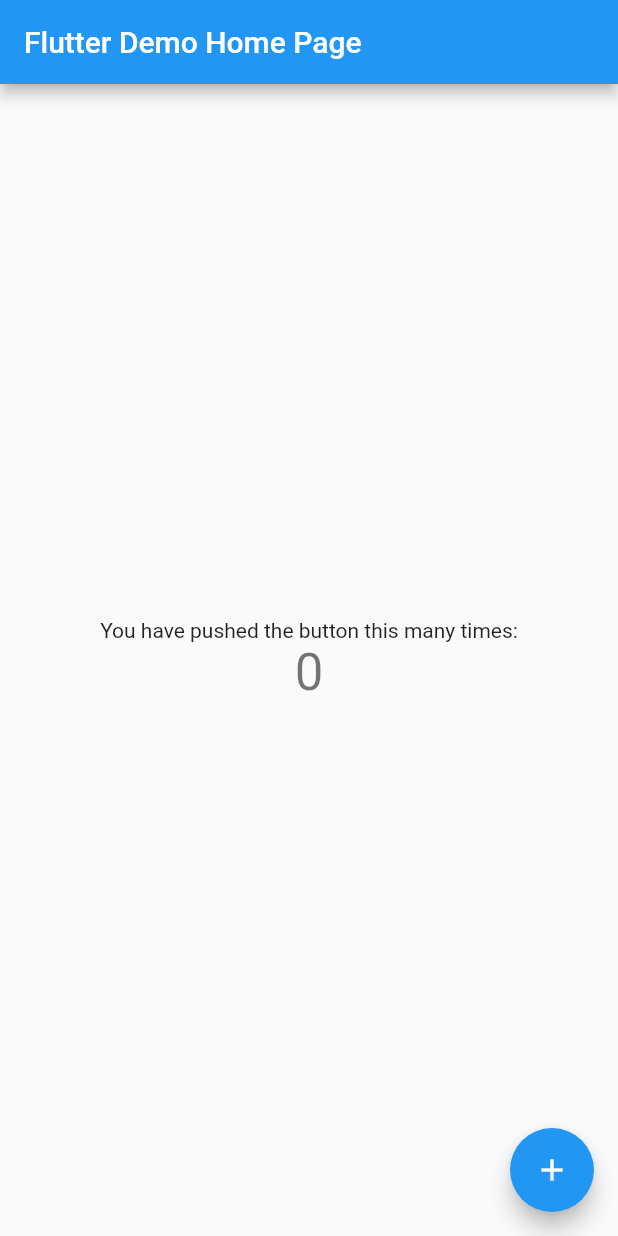
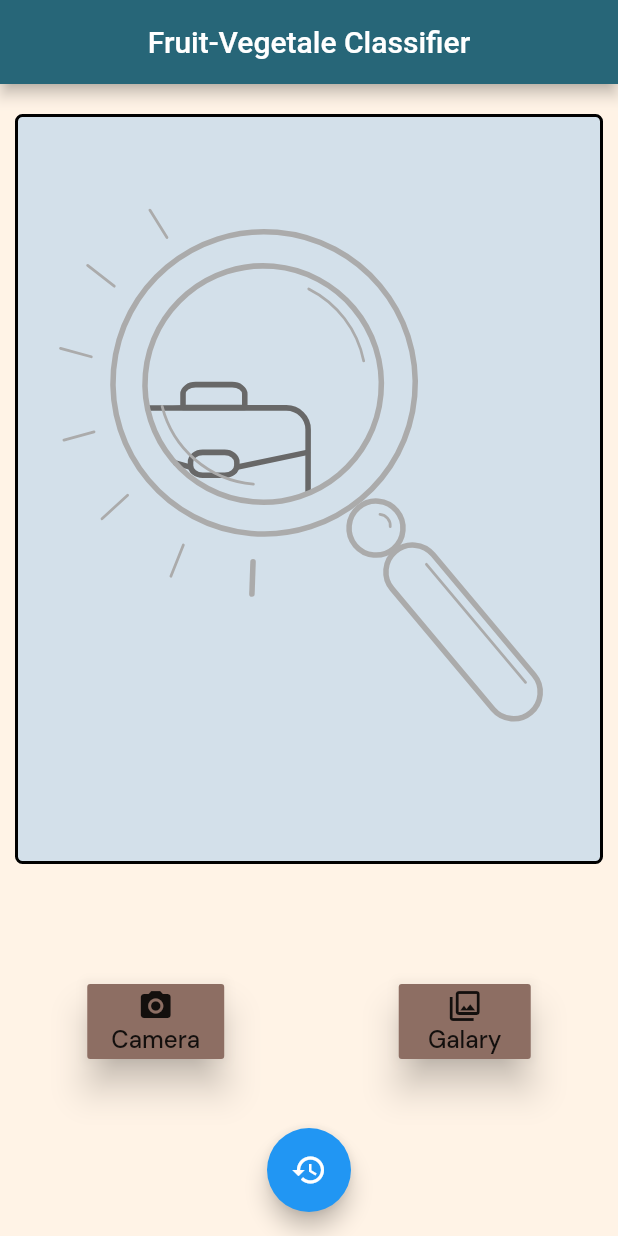
Before and after one commit to ayushhsinghh/FruitVegeClassifier, a Flutter app: the screen it shows after launch, on a phone screen of 412 x 824 dp. Run offline on Flutter 3.47's test engine with Material 2 defaults, Android fonts, the phone set to English and light mode, and no system bars; drawn by our look-alikes of lottie; our stand-ins replace google_fonts, image_picker; missing offline and left inert: tflite.

Commit message:
fixed Minor issuee

```diff
--- /dev/null
+++ b/lib/HomePage.dart
@@ -0,0 +1,239 @@
+import 'dart:io';
+
+import 'package:flutter/material.dart';
+import 'package:image_picker/image_picker.dart';
+import 'package:lottie/lottie.dart';
+import 'package:tflite/tflite.dart';
+
+class HomePage extends StatefulWidget {
+  HomePage({Key key}) : super(key: key);
+
+  @override
+  _HomePageState createState() => _HomePageState();
+}
+
+class _HomePageState extends State<HomePage> {
+  bool _isLoaded;
+  File _image;
+  List _output;
+  final _imagepicker = ImagePicker();
+
+  @override
+  void initState() {
+    super.initState();
+    _isLoaded = false;
+
+    loadmodel().then((value) {
+      setState(() {
+        _isLoaded = true;
+      });
+    });
+  }
+
+  loadmodel() async {
+    Tflite.close();
+    await Tflite.loadModel(
+      model: "assets/model_unquant.tflite",
+      labels: "assets/labels.txt",
+      numThreads: 1,
+      isAsset: true,
+      useGpuDelegate: false,
+    );
+  }
+
+  Future getImagefromcam() async {
+    final image = await _imagepicker.getImage(source: ImageSource.camera);
+    if (image != null) {
+      setState(() {
+        _isLoaded = false;
+        _image = File(image.path);
+      });
+      classifyImage(_image);
+    } else {
+      print("No Image Given ??");
+    }
+  }
+
+  Future getImagefromgal() async {
+    final image = await _imagepicker.getImage(source: ImageSource.gallery);
+    if (image != null) {
+      setState(() {
+        _isLoaded = false;
+        _image = File(image.path);
+      });
+      classifyImage(_image);
+    } else {
+      print("No Image Given ??");
+    }
+  }
+
+  Future classifyImage(File image) async {
+    var recognitions = await Tflite.runModelOnImage(
+        path: image.path,
+        imageMean: 127.0,
+        imageStd: 127.0,
+        numResults: 3,
+        threshold: 0.5,
+        asynch: true);
+    setState(() {
+      _isLoaded = true;
+      _output = recognitions;
+    });
+  }
+
+  @override
+  Widget build(BuildContext context) {
+    return Scaffold(
+      appBar: AppBar(
+        title: Text(
+          "Fruit-Vegetale Classifier",
+        ),
+        centerTitle: true,
+      ),
+      body: Column(
+        children: [
+          SizedBox(
+            height: 20,
+          ),
+          _isLoaded
+              ? Center(
+                  child: _image != null
+                      ? Container(
+                          height: 500,
+                          width: MediaQuery.of(context).size.width - 20,
+                          decoration: BoxDecoration(
+                            border: Border.all(color: Colors.black, width: 2),
+                            color: Color(0xFFd3e0ea),
+                            borderRadius: BorderRadius.circular(5),
+                          ),
+                          child: Image.file(_image),
+                        )
+                      : Center(
+                          child: Container(
+                            height: 500,
+                            width: MediaQuery.of(context).size.width - 20,
+                            decoration: BoxDecoration(
+                              border: Border.all(color: Colors.black, width: 2),
+                              color: Color(0xFFd3e0ea),
+                              borderRadius: BorderRadius.circular(5),
+                            ),
+                            child: Center(
+                                child: LottieBuilder.asset(
+                                    "assets/lens-looking.json")),
+                          ),
+                        ))
+              : Center(
+                  child: Container(
+                    height: 500,
+                    width: MediaQuery.of(context).size.width - 20,
+                    decoration: BoxDecoration(
+                      border: Border.all(color: Colors.black, width: 2),
+                      color: Color(0xFFd3e0ea),
+                      borderRadius: BorderRadius.circular(5),
+                    ),
+                    child: Center(
+                        child: LottieBuilder.asset("assets/lens-looking.json")),
+                  ),
+                ),
+          _isLoaded
+              ? _image != null
+                  ? Padding(
+                      padding: const EdgeInsets.symmetric(
+                        horizontal: 20,
+                        vertical: 10,
+                      ),
+                      child: Container(
+                        decoration: _image != null
+                            ? BoxDecoration(
+                                color: Color(0xFF51c2d5),
+                                border: Border.all(
+                                  width: 3,
+                                ),
+                                borderRadius: BorderRadius.circular(10))
+                            : null,
+                        child: Center(
+                          child: Text(
+                            "Its" +
+                                "${_output[0]['label']}".replaceAll(
+                                    RegExp(
+                                      r'[0-9]',
+                                    ),
+                                    ''),
+                            style: TextStyle(
+                              fontSize: 25,
+                              fontStyle: FontStyle.italic,
+                            ),
+                          ),
+                        ),
+                        height: 100,
+                      ),
+                    )
+                  : SizedBox(
+                      height: 80,
+                    )
+              : SizedBox(
+                  height: 80,
+                ),
+          Row(
+            mainAxisAlignment: MainAxisAlignment.spaceAround,
+            children: [
+              MaterialButton(
+                height: 50,
+                elevation: 10,
+                splashColor: Colors.red[200],
+                onPressed: getImagefromcam,
+                child: Column(
+                  children: [
+                    Icon(Icons.camera_alt),
+                    Text(
+                      "Camera",
+                      style: TextStyle(
+                        fontSize: 16,
+                      ),
+                    ),
+                  ],
+                ),
+                color: Colors.brown[400],
+              ),
+              MaterialButton(
+                height: 50,
+                elevation: 10,
+                splashColor: Colors.red[200],
+                onPressed: getImagefromgal,
+                child: Column(
+                  children: [
+                    Icon(
+                      Icons.photo_library_outlined,
+                    ),
+                    Text(
+                      "Galary",
+                      style: TextStyle(
+                        fontSize: 16,
+                      ),
+                    )
+                  ],
+                ),
+                color: Colors.brown[400],
+              ),
+            ],
+          )
+        ],
+      ),
+      floatingActionButtonLocation: FloatingActionButtonLocation.centerFloat,
+      floatingActionButton: FloatingActionButton(
+        onPressed: () {
+          setState(() {
+            _isLoaded = false;
+            _image = null;
+            loadmodel().then((value) {
+              setState(() {
+                _isLoaded = true;
+              });
+            });
+          });
+        },
+        child: Icon(Icons.restore),
+      ),
+    );
+  }
+}
--- a/lib/main.dart
+++ b/lib/main.dart
@@ -1,113 +1,29 @@
 import 'package:flutter/material.dart';
+import 'package:google_fonts/google_fonts.dart';
+
+import 'HomePage.dart';
 
 void main() {
   runApp(MyApp());
 }
 
-class MyApp extends StatelessWidget {
-  // This widget is the root of your application.
+class MyApp extends StatefulWidget {
+  @override
+  _MyAppState createState() => _MyAppState();
+}
+
+class _MyAppState extends State<MyApp> {
   @override
   Widget build(BuildContext context) {
     return MaterialApp(
-      title: 'Flutter Demo',
+      debugShowCheckedModeBanner: false,
       theme: ThemeData(
-        // This is the theme of your application.
-        //
-        // Try running your application with "flutter run". You'll see the
-        // application has a blue toolbar. Then, without quitting the app, try
-        // changing the primarySwatch below to Colors.green and then invoke
-        // "hot reload" (press "r" in the console where you ran "flutter run",
-        // or simply save your changes to "hot reload" in a Flutter IDE).
-        // Notice that the counter didn't reset back to zero; the application
-        // is not restarted.
-        primarySwatch: Colors.blue,
+        primaryColor: Color(0xFF276678),
+        textTheme: GoogleFonts.dmSansTextTheme()
+            .apply(displayColor: Color(0xFF171717)),
+        scaffoldBackgroundColor: Color(0xFFfff3e6),
       ),
-      home: MyHomePage(title: 'Flutter Demo Home Page'),
+      home: HomePage(),
     );
   }
 }
-
-class MyHomePage extends StatefulWidget {
-  MyHomePage({Key key, this.title}) : super(key: key);
-
-  // This widget is the home page of your application. It is stateful, meaning
-  // that it has a State object (defined below) that contains fields that affect
-  // how it looks.
-
-  // This class is the configuration for the state. It holds the values (in this
-  // case the title) provided by the parent (in this case the App widget) and
-  // used by the build method of the State. Fields in a Widget subclass are
-  // always marked "final".
-
-  final String title;
-
-  @override
-  _MyHomePageState createState() => _MyHomePageState();
-}
-
-class _MyHomePageState extends State<MyHomePage> {
-  int _counter = 0;
-
-  void _incrementCounter() {
-    setState(() {
-      // This call to setState tells the Flutter framework that something has
-      // changed in this State, which causes it to rerun the build method below
-      // so that the display can reflect the updated values. If we changed
-      // _counter without calling setState(), then the build method would not be
-      // called again, and so nothing would appear to happen.
-      _counter++;
-    });
-  }
-
-  @override
-  Widget build(BuildContext context) {
-    // This method is rerun every time setState is called, for instance as done
-    // by the _incrementCounter method above.
-    //
-    // The Flutter framework has been optimized to make rerunning build methods
-    // fast, so that you can just rebuild anything that needs updating rather
-    // than having to individually change instances of widgets.
-    return Scaffold(
-      appBar: AppBar(
-        // Here we take the value from the MyHomePage object that was created by
-        // the App.build method, and use it to set our appbar title.
-        title: Text(widget.title),
-      ),
-      body: Center(
-        // Center is a layout widget. It takes a single child and positions it
-        // in the middle of the parent.
-        child: Column(
-          // Column is also a layout widget. It takes a list of children and
-          // arranges them vertically. By default, it sizes itself to fit its
-          // children horizontally, and tries to be as tall as its parent.
-          //
-          // Invoke "debug painting" (press "p" in the console, choose the
-          // "Toggle Debug Paint" action from the Flutter Inspector in Android
-          // Studio, or the "Toggle Debug Paint" command in Visual Studio Code)
-          // to see the wireframe for each widget.
-          //
-          // Column has various properties to control how it sizes itself and
-          // how it positions its children. Here we use mainAxisAlignment to
-          // center the children vertically; the main axis here is the vertical
-          // axis because Columns are vertical (the cross axis would be
-          // horizontal).
-          mainAxisAlignment: MainAxisAlignment.center,
-          children: <Widget>[
-            Text(
-              'You have pushed the button this many times:',
-            ),
-            Text(
-              '$_counter',
-              style: Theme.of(context).textTheme.headline4,
-            ),
-          ],
-        ),
-      ),
-      floatingActionButton: FloatingActionButton(
-        onPressed: _incrementCounter,
-        tooltip: 'Increment',
-        child: Icon(Icons.add),
-      ), // This trailing comma makes auto-formatting nicer for build methods.
-    );
-  }
-}
```
Also changed, not shown: assets/lens-looking.json (added, +1 -0 lines), pubspec.yaml (+9 -12 lines), assets/labels.txt (renamed from assets/tflite/labels.txt), pubspec.lock, 4 other files.
